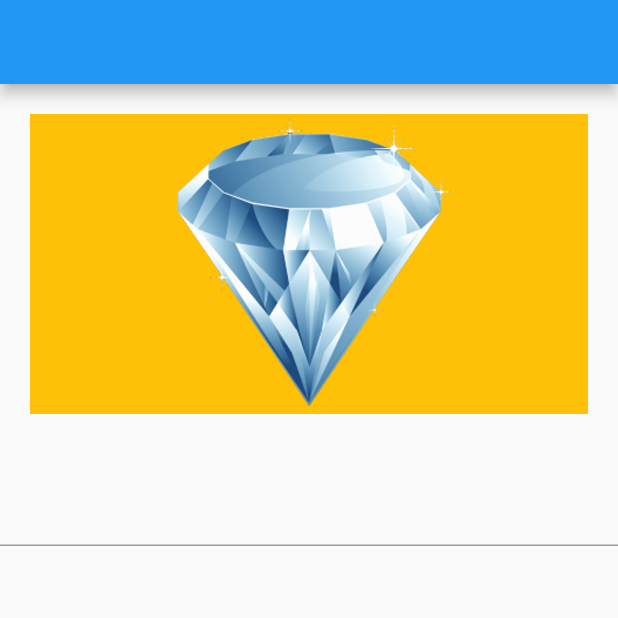
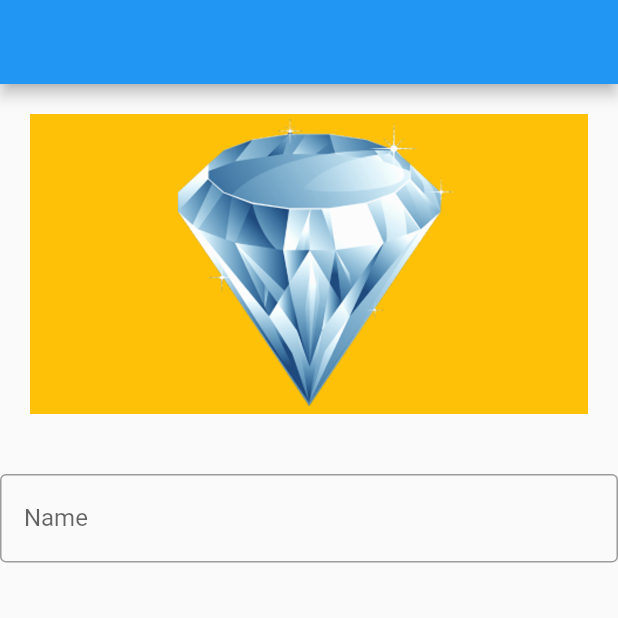
Before and after one commit to munksirgardazi/My_fourth_application, a Flutter app: the screen it shows after launch, on a phone screen of 412 x 824 dp, the top half of it. Run offline on Flutter 3.47's test engine with Material 2 defaults, Android fonts, the light colour scheme and no system bars.

Commit message:
nhi pata
ni pata

```diff
--- a/flutter_application_5/lib/Views/home_page.dart
+++ b/flutter_application_5/lib/Views/home_page.dart
@@ -53,8 +53,15 @@ class _HomePageState extends State<HomePage> {
             height: 20,
           ),
           TextField(
+
             controller: textController,
+            decoration: InputDecoration(
+              border: OutlineInputBorder(),
+              labelText: ' Name',
+              hintText: 'Enter your name',
+            ),
           )
+
         ],
       ),
     );
--- a/flutter_application_5/pubspec.yaml
+++ b/flutter_application_5/pubspec.yaml
@@ -1,6 +1,5 @@
 name: flutter_application_5
 description: A new Flutter project.
-
 # The following line prevents the package from being accidentally published to
 # pub.dev using `flutter pub publish`. This is preferred for private packages.
 publish_to: 'none' # Remove this line if you wish to publish to pub.dev
```
